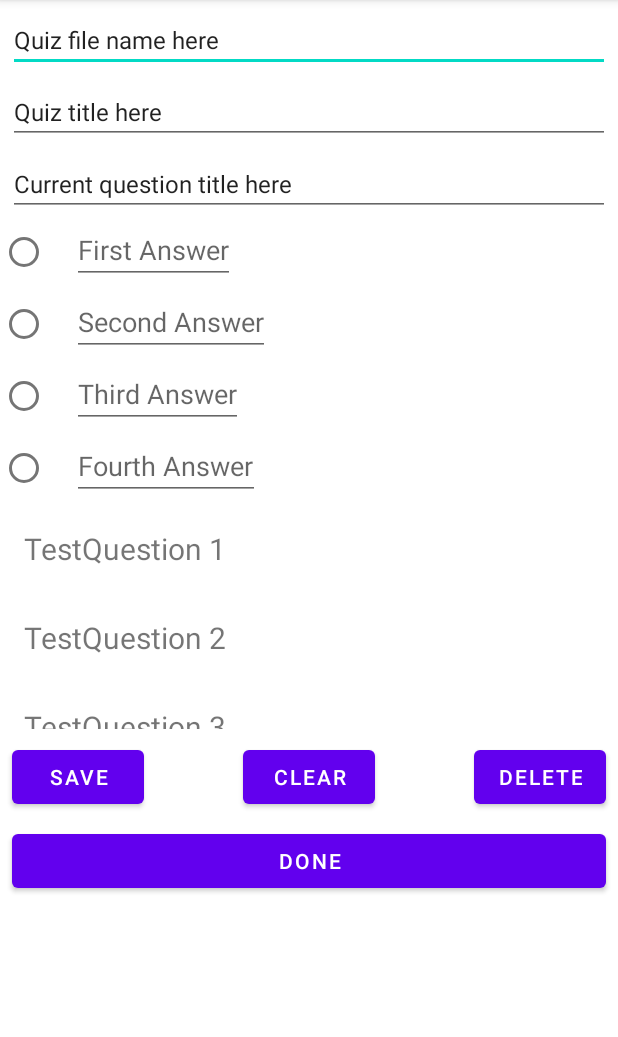
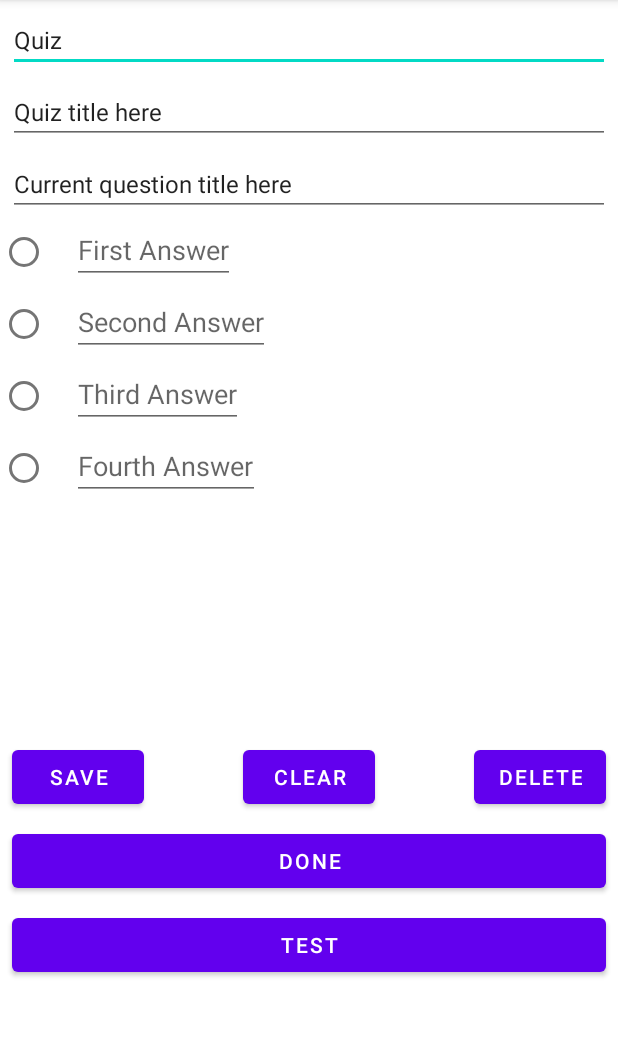
Before and after one commit to Mohammedwich/QuizProgram, an Android app: the screen it shows after launch (CreateEditQuiz), after a tap on "CREATE QUIZ", on a phone screen of 412 x 824 dp, the part 84-1121 px from its top. Run offline under Robolectric (Android 15) with nearby library versions, the phone set to English and light mode, and no system bars; 3 other taps on this screen came first.

Commit message:
Set up variables and findID's and some initialization in CreateEditQuiz and some functions, added test button too, added a code block to adapter so CreateEditQuiz can use it for selecting holders

```diff
--- a/app/src/main/java/com/example/quizprogram/CreateEditQuiz.java
+++ b/app/src/main/java/com/example/quizprogram/CreateEditQuiz.java
@@ -4,19 +4,50 @@ import androidx.appcompat.app.AppCompatActivity;
 import androidx.recyclerview.widget.LinearLayoutManager;
 import androidx.recyclerview.widget.RecyclerView;
 
+import android.content.Intent;
+import android.graphics.Color;
 import android.os.Bundle;
 import android.view.View;
+import android.widget.EditText;
+import android.widget.RadioButton;
+import android.widget.RadioGroup;
+import android.widget.TextView;
 
+import java.io.Serializable;
 import java.util.ArrayList;
 
 public class CreateEditQuiz extends AppCompatActivity
 {
+    EditText quizFileNameField;
+    EditText quizTitleField;
+    EditText questionField;
+    RadioGroup answersRadioGroup;
+    RadioButton answer1Radio;
+    EditText answer1Text;
+    RadioButton answer2Radio;
+    EditText answer2Text;
+    RadioButton answer3Radio;
+    EditText answer3Text;
+    RadioButton answer4Radio;
+    EditText answer4Text;
+
+    String mode; //will be "create" or "edit" and used to determine functionality in this file
+    Serializable serializedQuiz;
+    Quiz selectedQuiz; //used when mode is edit
+
+    //each element should be an array of 6 items: question, 4 answers, correct answer
+    ArrayList<String[]> listOfQuestions = new ArrayList<>(5);
+    //Will be given to an adapter so it can display them in a recyclerView
     ArrayList<String> listOfQuestionTitles = new ArrayList<>(5);
 
     RecyclerView questionTitlesRecyclerView;
     //While the adapter was made for quiz topics initially, it can work to display any arraylist of strings
     // so here it will be used to display a list of question titles
     QuizTopicAdapter questionTitlesAdapter;
+
+    int oldSelectedQuestionPosition = -1; //will be used to notify adapter of change
+    View oldSelectedQuestionView = null; //will be used to un-highlight a previously selected quiz.
+    String selectedQuestion = "";
 
 
     @Override
@@ -26,19 +57,88 @@ public class CreateEditQuiz extends AppCompatActivity
         setContentView(R.layout.activity_create_edit_quiz);
 
         questionTitlesRecyclerView = findViewById(R.id.rvCreateQuizQuestionTitlesID);
+        quizFileNameField = findViewById(R.id.createQuizFileNameID);
+        quizTitleField = findViewById(R.id.createQuizTitleID);
+        questionField = findViewById(R.id.createQuizQuestionID);
+        //answersRadioGroup = findViewById(R.id.createQuizAnsRadGrpID);
+        answer1Radio = findViewById(R.id.createQuizAns1RadioID);
+        answer1Text = findViewById(R.id.createQuizAns1TextID);
+        answer2Radio = findViewById(R.id.createQuizAns2RadioID);
+        answer2Text = findViewById(R.id.createQuizAns2TextID);
+        answer3Radio = findViewById(R.id.createQuizAns3RadioID);
+        answer3Text = findViewById(R.id.createQuizAns3TextID);
+        answer4Radio = findViewById(R.id.createQuizAns4RadioID);
+        answer4Text = findViewById(R.id.createQuizAns4TextID);
 
-        //TODO: debug code, remove
-        listOfQuestionTitles.add("TestQuestion 1");
-        listOfQuestionTitles.add("TestQuestion 2");
-        listOfQuestionTitles.add("TestQuestion 3");
-        listOfQuestionTitles.add("TestQuestion 4");
-        listOfQuestionTitles.add("TestQuestion 5");
+        Intent theIntent = getIntent();
+        mode = theIntent.getStringExtra("mode");
 
-        //create and set adapter for the recyclerView
-        questionTitlesAdapter = new QuizTopicAdapter(listOfQuestionTitles, this);
-        questionTitlesRecyclerView.setAdapter(questionTitlesAdapter);
-        questionTitlesRecyclerView.setLayoutManager(new LinearLayoutManager(this));
+        //initializations if create mode
+        if(mode.equalsIgnoreCase("create") == true)
+        {
+            quizFileNameField.setText("Quiz");
+
+            //create and set adapter for the recyclerView
+            questionTitlesAdapter = new QuizTopicAdapter(listOfQuestionTitles, this);
+            questionTitlesRecyclerView.setAdapter(questionTitlesAdapter);
+            questionTitlesRecyclerView.setLayoutManager(new LinearLayoutManager(this));
+        }
+
+
+        //initializations if edit mode
+        if(mode.equalsIgnoreCase("edit") == true)
+        {
+            serializedQuiz = theIntent.getSerializableExtra("chosenQuiz");
+            selectedQuiz = (Quiz) serializedQuiz;
+
+            listOfQuestions = selectedQuiz.getListOfQuestions();
+
+            for(int currentQuestion = 0; currentQuestion < listOfQuestions.size(); currentQuestion++)
+            {
+                //get the actual question from each set of Question-answers
+                listOfQuestionTitles.add(listOfQuestions.get(currentQuestion)[0]);
+            }
+
+            //create and set adapter for the recyclerView
+            questionTitlesAdapter = new QuizTopicAdapter(listOfQuestionTitles, this);
+            questionTitlesRecyclerView.setAdapter(questionTitlesAdapter);
+            questionTitlesRecyclerView.setLayoutManager(new LinearLayoutManager(this));
+
+            quizFileNameField.setText("xxxxxxx");
+            quizTitleField.setText(selectedQuiz.getQuizTitle());
+            questionField.setText("select a question below");
+        }
+
+
+
+
     }
+
+    public void selectQuestion(View view, int clickedItemPosition)
+    {
+        String questionTitle = ((TextView)view).getText().toString();
+
+        //Un-highlight old selections
+        if(oldSelectedQuestionView != null && questionTitle.equals(selectedQuestion) != true)
+        {
+            oldSelectedQuestionView.setBackgroundColor(Color.parseColor("#ffffff")); //make old selected white
+
+            if(oldSelectedQuestionPosition != -1 && questionTitle.equals(selectedQuestion) != true)
+            {
+                questionTitlesAdapter.notifyItemChanged(oldSelectedQuestionPosition);
+            }
+        }
+
+        //selected question used as both current value and also checked as a previous value next click before it is reassigned in the block above
+        selectedQuestion = questionTitle;
+        //Record current values so next click can reference them as the previous values.
+        oldSelectedQuestionView = view;
+        oldSelectedQuestionPosition = clickedItemPosition;
+
+        //Update the currently selected quiz to be highlighted blue
+        view.setBackgroundColor(Color.parseColor("#1cd9ff"));
+    }
+
 
     public void designateAsCorrectAnswer(View view)
     {
@@ -59,4 +159,8 @@ public class CreateEditQuiz extends AppCompatActivity
     public void doneQuiz(View view)
     {
     }
+
+    public void runtest(View view)
+    {
+    }
 }
--- a/app/src/main/java/com/example/quizprogram/MainActivity.java
+++ b/app/src/main/java/com/example/quizprogram/MainActivity.java
@@ -395,24 +395,60 @@ public class MainActivity extends AppCompatActivity
         }
     }
 
+    //TODO: make buttons vanish if name not professor
     public void createQuiz(View view)
     {
-        Intent intentObject = new Intent(this, CreateEditQuiz.class);
+        String theName = playerNameEditText.getText().toString();
 
-        String theName = playerNameEditText.getText().toString();
-        intentObject.putExtra("playerName", theName);
+        //TODO: enable this line later
+        //if(theName.equalsIgnoreCase("professor") == true)
+        if(true)
+        {
+            Intent intentObject = new Intent(this, CreateEditQuiz.class);
 
-        startActivity(intentObject); //Go to next screen
+            //mode will be create or edit which affects CreateEditQuiz screen's behavior
+            intentObject.putExtra("mode", "create");
+
+            startActivity(intentObject);
+        }
+        else
+        {
+            System.out.println("Name is not professor and this button should be hidden");
+        }
     }
 
     public void editQuiz(View view)
     {
-        Intent intentObject = new Intent(this, CreateEditQuiz.class);
+        String theName = playerNameEditText.getText().toString();
 
-        String theName = playerNameEditText.getText().toString();
-        intentObject.putExtra("playerName", theName);
+        //TODO: enable this line later
+        //if(theName.equalsIgnoreCase("professor") == true && selectedQuiz.equals("") == false)
+        if(selectedQuiz.equals("") == false)
+        {
+            Quiz quizToLoad = new Quiz();
 
-        startActivity(intentObject); //Go to next screen
+            //Take the correct quiz to pass to intent
+            for (int currentQuiz = 0; currentQuiz < listOfLocalQuizzes.size(); currentQuiz++)
+            {
+                if (selectedQuiz.equals(listOfLocalQuizzes.get(currentQuiz).getQuizTitle()))
+                {
+                    quizToLoad = listOfLocalQuizzes.get(currentQuiz);
+                }
+            }
+
+            Intent intentObject = new Intent(this, CreateEditQuiz.class);
+            // put the quiz in the intent
+            intentObject.putExtra("chosenQuiz", quizToLoad);
+
+            //mode will be create or edit which affects CreateEditQuiz screen's behavior
+            intentObject.putExtra("mode", "edit");
+
+            startActivity(intentObject);
+        }
+        else
+        {
+            System.out.println("Name is not professor or no quiz selected and this button should be hidden");
+        }
     }
 
     //TODO: debug code. Remove later
--- a/app/src/main/res/layout/activity_create_edit_quiz.xml
+++ b/app/src/main/res/layout/activity_create_edit_quiz.xml
@@ -194,6 +194,18 @@
             android:text="Done"
             android:layout_margin="8dp"
             android:onClick="doneQuiz"
+            app:layout_constraintBottom_toTopOf="@id/createQuizTestBtnID"
+            app:layout_constraintLeft_toLeftOf="parent"
+            app:layout_constraintRight_toRightOf="parent"
+            />
+
+        <Button
+            android:id="@+id/createQuizTestBtnID"
+            android:layout_width="match_parent"
+            android:layout_height="wrap_content"
+            android:text="Test"
+            android:layout_margin="8dp"
+            android:onClick="runtest"
             app:layout_constraintBottom_toBottomOf="parent"
             app:layout_constraintLeft_toLeftOf="parent"
             app:layout_constraintRight_toRightOf="parent"
```
Also changed, not shown: app/src/main/java/com/example/quizprogram/QuizTopicAdapter.java (+12 -0 lines).
